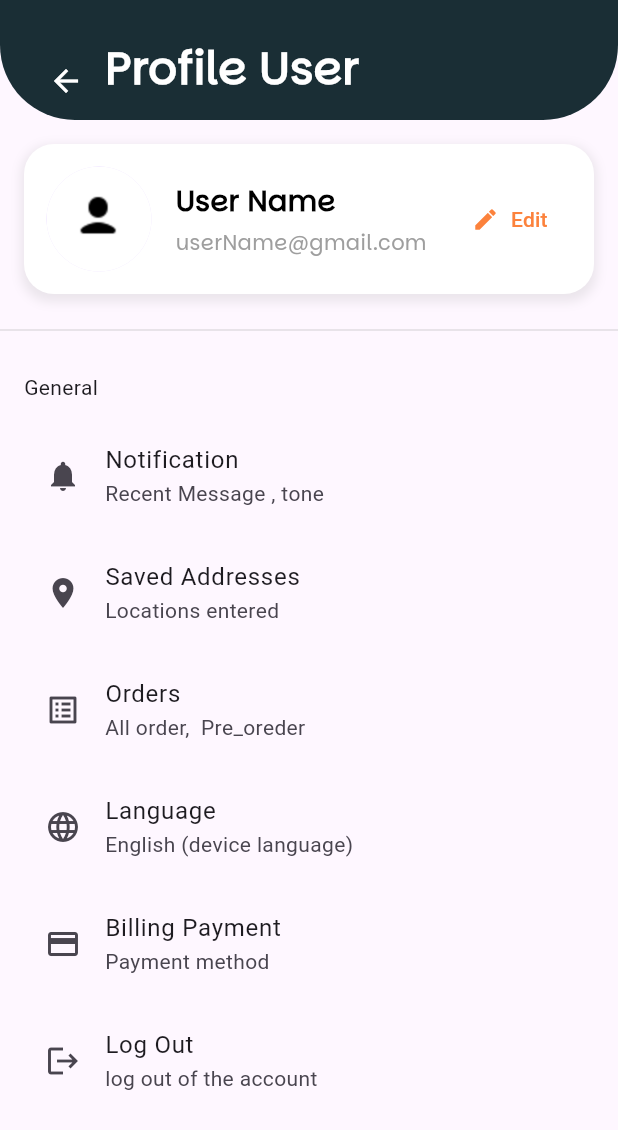
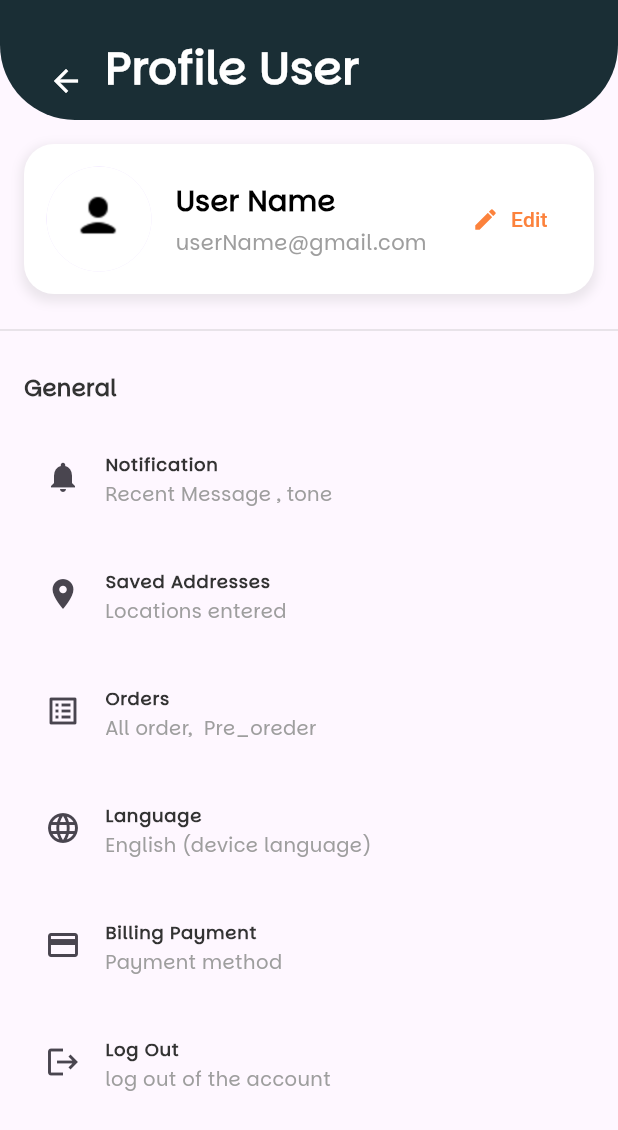
Before and after one commit to Sedra-Alrefai/delivery_app, a Flutter app: the profileView screen opened directly, on a phone screen of 412 x 824 dp. Shown: the top 1130 px of the screen. Run offline on Flutter 3.47's test engine with Material 3 defaults, Android fonts, the phone set to English and light mode, and no system bars; our stand-ins replace flutter_rating_bar, get_it, go_router, shared_preferences, smooth_page_indicator; accounts and stored records are empty.

Commit message:
add files after merging

```diff
--- a/lib/core/utils/app_text_Style.dart
+++ b/lib/core/utils/app_text_Style.dart
@@ -2,56 +2,56 @@ import 'package:delivery_app/core/utils/app_colors.dart';
 import 'package:flutter/material.dart';
 
 abstract class CustomTextStyle {
-  static final Parkinsans400Style64 = TextStyle(
+  static final parkinsans400Style64 = TextStyle(
     fontFamily: 'Parkinsans',
     fontSize: 64,
     fontWeight: FontWeight.w400,
     color: AppColors.black,
   );
-  static final Parkinsans400Style22 = TextStyle(
+  static final parkinsans400Style22 = TextStyle(
     fontFamily: 'Parkinsans',
     fontSize: 22,
     fontWeight: FontWeight.w400,
     color: AppColors.black,
   );
 
-  static const Parkinsans500Style24 = TextStyle(
+  static const parkinsans500Style24 = TextStyle(
     fontFamily: 'Parkinsans',
     fontSize: 20,
     fontWeight: FontWeight.bold,
     color: Colors.black,
   );
-  static final Parkinsans300Style16 = TextStyle(
+  static final parkinsans300Style16 = TextStyle(
     fontFamily: 'Parkinsans',
     fontSize: 17,
     fontWeight: FontWeight.w300,
     color: AppColors.black,
   );
-  static const Parkinsans400Style16 = TextStyle(
+  static const parkinsans400Style16 = TextStyle(
     fontFamily: 'Parkinsans',
     fontSize: 16,
     fontWeight: FontWeight.w400,
     color: Colors.black,
   );
-  static const Parkinsans600Style28 = TextStyle(
+  static const parkinsans600Style28 = TextStyle(
     fontFamily: 'Parkinsans',
     fontSize: 53,
     fontWeight: FontWeight.w700,
     color: Color.fromARGB(255, 50, 58, 58),
   );
-  static final Parkinsans500Style12 = TextStyle(
+  static final parkinsans400Style12 = TextStyle(
     fontFamily: 'Parkinsans',
     fontSize: 12,
     fontWeight: FontWeight.w500,
     color: AppColors.black,
   );
-  static final Parkinsans400Style15 = TextStyle(
+  static final parkinsans400Style15 = TextStyle(
     fontFamily: 'Parkinsans',
     fontSize: 15,
     fontWeight: FontWeight.w400,
     color: AppColors.black,
   );
-  static final Parkinsans400StyleG15 = TextStyle(
+  static final parkinsans400StyleG15 = TextStyle(
     fontFamily: 'Parkinsans',
     fontSize: 15,
     fontWeight: FontWeight.w400,
--- a/lib/core/widget/Custom_button.dart
+++ b/lib/core/widget/Custom_button.dart
@@ -21,8 +21,8 @@ class CustomButton extends StatelessWidget {
         child: Center(
           child: Text(
             text,
-            style: CustomTextStyle.Parkinsans300Style16.copyWith(
-                color: Colors.white),
+            style: CustomTextStyle.parkinsans300Style16
+                .copyWith(color: Colors.white),
           ),
         ),
       ),
--- a/lib/core/widget/cusstom_text_field.dart
+++ b/lib/core/widget/cusstom_text_field.dart
@@ -27,7 +27,7 @@ class CustomTextField extends StatelessWidget {
         decoration: InputDecoration(
           label: Text(
             label,
-            style: CustomTextStyle.Parkinsans300Style16.copyWith(
+            style: CustomTextStyle.parkinsans300Style16.copyWith(
               color: labelColor,
               fontSize: 12,
             ),
--- a/lib/features/auth/presentation/widget/Custom_text_field_2.dart
+++ b/lib/features/auth/presentation/widget/Custom_text_field_2.dart
@@ -26,7 +26,7 @@ class CustomTextField2 extends StatelessWidget {
           label: label != null
               ? Text(
                   label!,
-                  style: CustomTextStyle.Parkinsans300Style16.copyWith(
+                  style: CustomTextStyle.parkinsans300Style16.copyWith(
                     color: Colors.grey,
                     fontSize: 12,
                   ),
@@ -37,8 +37,8 @@ class CustomTextField2 extends StatelessWidget {
             child: icon,
           ),
           hintText: hintText,
-          hintStyle: CustomTextStyle.Parkinsans300Style16.copyWith(
-              color: Colors.grey, fontSize: 12),
+          hintStyle: CustomTextStyle.parkinsans300Style16
+              .copyWith(color: Colors.grey, fontSize: 12),
           border: OutlineInputBorder(
             borderRadius: BorderRadius.circular(20),
           ),
--- a/lib/features/auth/presentation/widget/header_widget.dart
+++ b/lib/features/auth/presentation/widget/header_widget.dart
@@ -12,8 +12,8 @@ class HeaderWidget extends StatelessWidget {
           //Image.asset('assets/images/delivery man logo.jpeg.png'),
           Text(
         'Delivery Man',
-        style: CustomTextStyle.Parkinsans600Style28.copyWith(
-            color: AppColors.tealGreen, fontSize: 40),
+        style: CustomTextStyle.parkinsans600Style28
+            .copyWith(color: AppColors.tealGreen, fontSize: 40),
       ),
     );
   }
--- a/lib/features/home/presentation/widget/product_card.dart
+++ b/lib/features/home/presentation/widget/product_card.dart
@@ -43,14 +43,14 @@ class ProductCard extends StatelessWidget {
             // النصوص
             Text(
               name,
-              style: CustomTextStyle.Parkinsans300Style16,
+              style: CustomTextStyle.parkinsans300Style16,
               maxLines: 1,
               overflow: TextOverflow.ellipsis,
             ),
             const SizedBox(height: 2),
             Text(
               store,
-              style: CustomTextStyle.Parkinsans400StyleG15,
+              style: CustomTextStyle.parkinsans400StyleG15,
               maxLines: 1,
               overflow: TextOverflow.ellipsis,
             ),
--- a/lib/features/home/presentation/widget/store_card.dart
+++ b/lib/features/home/presentation/widget/store_card.dart
@@ -56,7 +56,7 @@ class StoreCard extends StatelessWidget {
                 mainAxisAlignment: MainAxisAlignment.center,
                 crossAxisAlignment: CrossAxisAlignment.center,
                 children: [
-                  Text(name, style: CustomTextStyle.Parkinsans300Style16),
+                  Text(name, style: CustomTextStyle.parkinsans300Style16),
                   const SizedBox(height: 4),
                   Text(
                     location,
--- a/lib/features/on_boarding/presentation/views/widgets/get_buttons.dart
+++ b/lib/features/on_boarding/presentation/views/widgets/get_buttons.dart
@@ -35,7 +35,7 @@ class GetButtons extends StatelessWidget {
             },
             child: Text(
               AppString.newAccount,
-              style: CustomTextStyle.Parkinsans300Style16.copyWith(
+              style: CustomTextStyle.parkinsans300Style16.copyWith(
                   fontSize: 13,
                   fontWeight: FontWeight.bold,
                   color: Colors.grey),
--- a/lib/features/on_boarding/presentation/views/widgets/on_boarding_widget_view.dart
+++ b/lib/features/on_boarding/presentation/views/widgets/on_boarding_widget_view.dart
@@ -45,7 +45,7 @@ class onBoardingWidgetBody extends StatelessWidget {
                 padding: EdgeInsets.symmetric(horizontal: 20),
                 child: Text(
                   onBoardingData[index].title,
-                  style: CustomTextStyle.Parkinsans500Style24,
+                  style: CustomTextStyle.parkinsans500Style24,
                   textAlign: TextAlign.center,
                   maxLines: 3,
                   overflow: TextOverflow.ellipsis,
--- a/lib/features/profile/presentation/view/profile_view.dart
+++ b/lib/features/profile/presentation/view/profile_view.dart
@@ -37,8 +37,8 @@ class profileView extends StatelessWidget {
               padding: const EdgeInsets.only(left: 16.0),
               child: Text(
                 "General",
-                style: CustomTextStyle.Parkinsans400Style12.copyWith(
-                    fontSize: 15, fontWeight: FontWeight.bold),
+                style: CustomTextStyle.parkinsans400Style12
+                    .copyWith(fontSize: 15, fontWeight: FontWeight.bold),
               ),
             ),
             ProfileViewBody(),
--- a/lib/features/profile/presentation/view/widget/app_bar_container_edit_profile.dart
+++ b/lib/features/profile/presentation/view/widget/app_bar_container_edit_profile.dart
@@ -33,8 +33,8 @@ class AppBarContainerEditProfile extends StatelessWidget {
         padding: const EdgeInsets.only(top: 24, left: 70),
         child: Text(
           title,
-          style: CustomTextStyle.Parkinsans500Style24.copyWith(
-              color: AppColors.afwait, fontSize: 30),
+          style: CustomTextStyle.parkinsans500Style24
+              .copyWith(color: AppColors.afwait, fontSize: 30),
         ),
       )
     ]);
--- a/lib/features/profile/presentation/view/widget/gesturdetec_profile_view_body.dart
+++ b/lib/features/profile/presentation/view/widget/gesturdetec_profile_view_body.dart
@@ -22,11 +22,11 @@ class GestureDetecProfileViewBody extends StatelessWidget {
         child: ListTile(
             leading: iconc,
             title: Text(title,
-                style: CustomTextStyle.Parkinsans400Style12.copyWith(
-                    fontWeight: FontWeight.bold)),
+                style: CustomTextStyle.parkinsans400Style12
+                    .copyWith(fontWeight: FontWeight.bold)),
             subtitle: Text(subTitle,
-                style: CustomTextStyle.Parkinsans400Style12.copyWith(
-                    fontSize: 13, color: Colors.grey)),
+                style: CustomTextStyle.parkinsans400Style12
+                    .copyWith(fontSize: 13, color: Colors.grey)),
             onTap: onTap),
       ),
     );
--- a/lib/features/profile/presentation/view/widget/id_profile_user.dart
+++ b/lib/features/profile/presentation/view/widget/id_profile_user.dart
@@ -41,12 +41,12 @@ class IdProfileUser extends StatelessWidget {
                     crossAxisAlignment: CrossAxisAlignment.start,
                     children: [
                       Text(userName,
-                          style: CustomTextStyle.Parkinsans500Style24.copyWith(
-                              fontSize: 19)),
+                          style: CustomTextStyle.parkinsans500Style24
+                              .copyWith(fontSize: 19)),
                       const SizedBox(height: 4),
                       Text(subTitle,
-                          style: CustomTextStyle.Parkinsans300Style16.copyWith(
-                              color: Colors.grey, fontSize: 14)),
+                          style: CustomTextStyle.parkinsans300Style16
+                              .copyWith(color: Colors.grey, fontSize: 14)),
                     ],
                   ),
                 ),
--- a/lib/features/profile/presentation/view/widget/text_edit_profile_app_textfield.dart
+++ b/lib/features/profile/presentation/view/widget/text_edit_profile_app_textfield.dart
@@ -12,8 +12,8 @@ class TextEditProfileAppTextfield extends StatelessWidget {
       padding: EdgeInsets.only(left: 25, right: 15, top: topPadding),
       child: Text(
         title,
-        style: CustomTextStyle.Parkinsans300Style16.copyWith(
-            fontWeight: FontWeight.bold, fontSize: 16),
+        style: CustomTextStyle.parkinsans300Style16
+            .copyWith(fontWeight: FontWeight.bold, fontSize: 16),
       ),
     );
   }
--- a/lib/features/splash/presentation/view/splash_view_body.dart
+++ b/lib/features/splash/presentation/view/splash_view_body.dart
@@ -64,11 +64,11 @@ class _SplashViewBodyState extends State<SplashViewBody>
             children: [
               Text(
                 AppString.appName,
-                style: CustomTextStyle.Parkinsans600Style28,
+                style: CustomTextStyle.parkinsans600Style28,
               ),
               Text(
                 'DELIVERY MAN',
-                style: CustomTextStyle.Parkinsans300Style16,
+                style: CustomTextStyle.parkinsans300Style16,
                 textAlign: TextAlign.center,
               ),
             ],
```
Also changed, not shown: lib/features/auth/presentation/view/sign_up_view.dart (+11 -11 lines), lib/features/auth/presentation/widget/start_page_lock.dart (+5 -5 lines).
